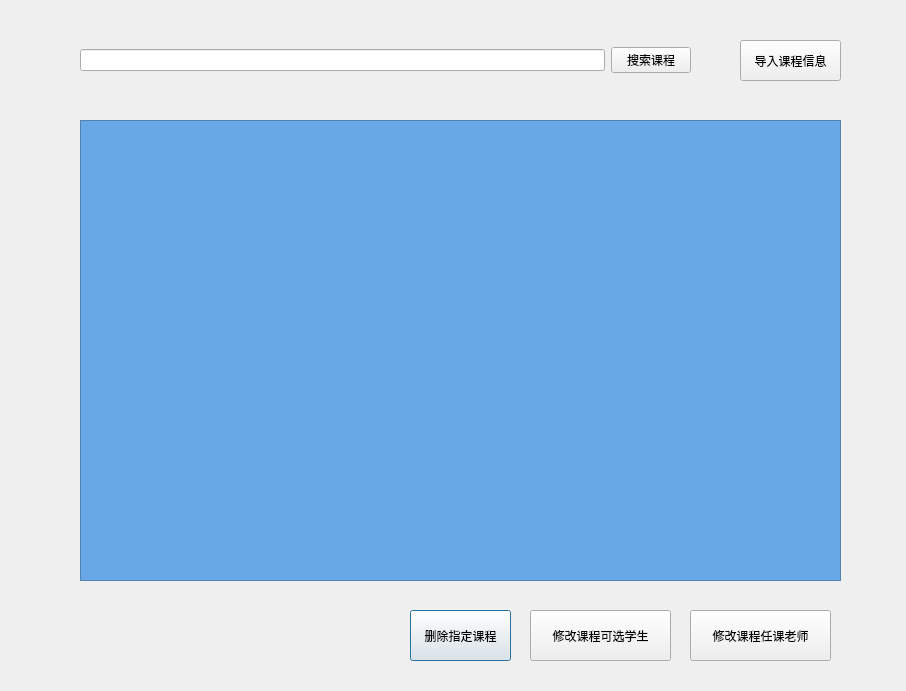
Qt form ui/originalUIFile/adminCourseManage.ui (AngXue/stuCour-SelMS) before a commit.
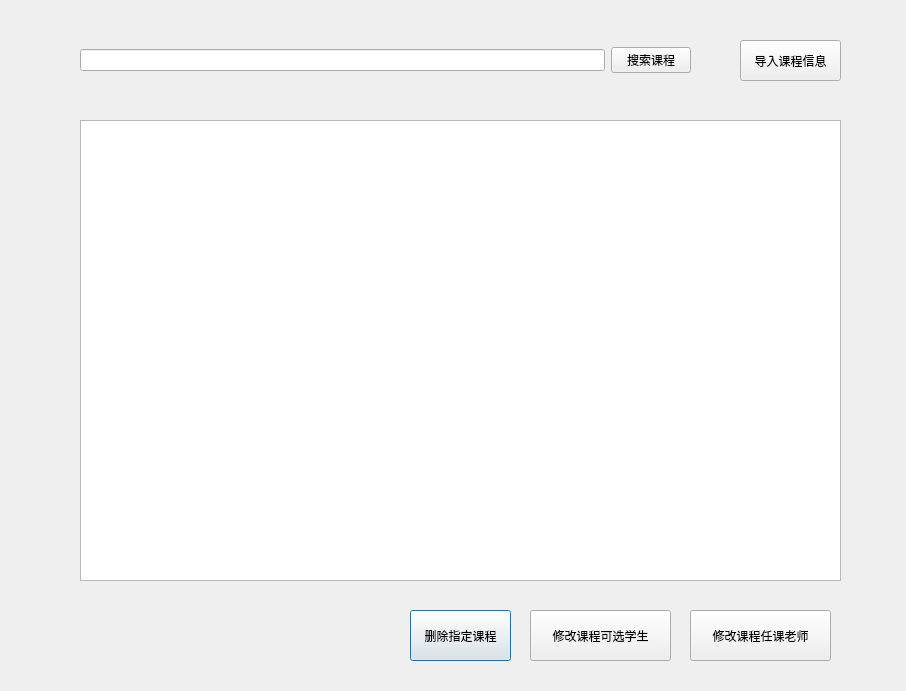
The same form after that commit.

```diff
--- a/ui/originalUIFile/adminCourseManage.ui
+++ b/ui/originalUIFile/adminCourseManage.ui
@@ -65,7 +65,7 @@
     <string>修改课程任课老师</string>
    </property>
   </widget>
-  <widget class="QTableView" name="courseListLabel">
+  <widget class="QTableWidget" name="showTeachResult">
    <property name="geometry">
     <rect>
      <x>80</x>
@@ -75,10 +75,10 @@
     </rect>
    </property>
    <property name="styleSheet">
-    <string notr="true">background-color: rgb(104, 168, 231);</string>
+    <string notr="true"/>
    </property>
   </widget>
-  <widget class="QWidget" name="">
+  <widget class="QWidget" name="layoutWidget">
    <property name="geometry">
     <rect>
      <x>80</x>
```
